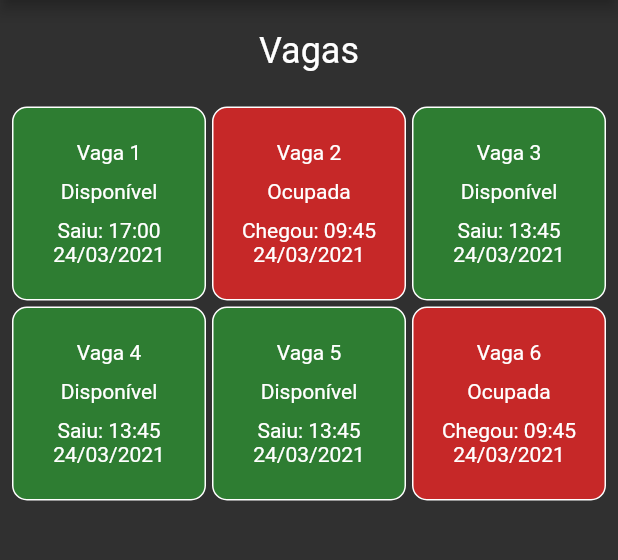
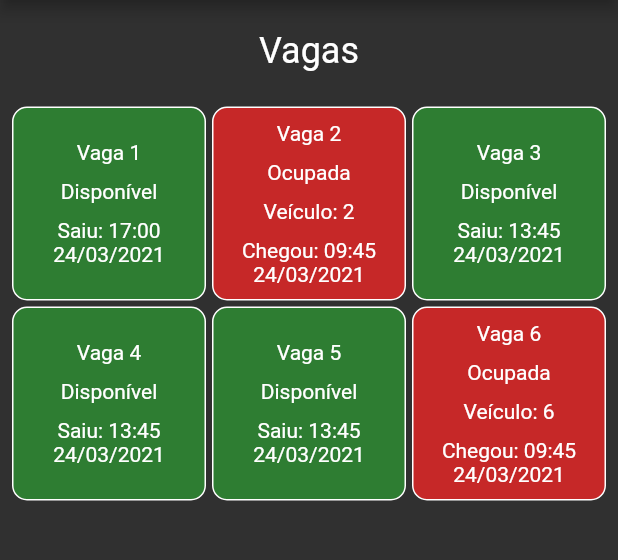
Before and after one commit to douglaswender/loga-raro, a Flutter app: the screen it shows after launch, on a phone screen of 412 x 824 dp, the part 84-644 px from its top. Run offline on Flutter 3.47's test engine with Material 2 defaults, Android fonts, the phone set to English and light mode, and no system bars.

Commit message:
Add veículo na vaga ocupada

```diff
--- a/lib/ui/widgets/vacancy_widget.dart
+++ b/lib/ui/widgets/vacancy_widget.dart
@@ -40,6 +40,10 @@ class VacancyWidget extends StatelessWidget {
                       SizedBox(
                         height: 10,
                       ),
+                      Text('Veículo: ${vacancy.history.last.id}'),
+                      SizedBox(
+                        height: 10,
+                      ),
                       vacancy.history.length >0 ?
                       Text("Chegou: ${DateFormat("HH:mm dd/MM/yyyy").format(DateTime.parse(vacancy.history.last.horarioEntrada))}", textAlign: TextAlign.center,):
                           Text("Ninguém passou  aqui!", textAlign: TextAlign.center,)
```
